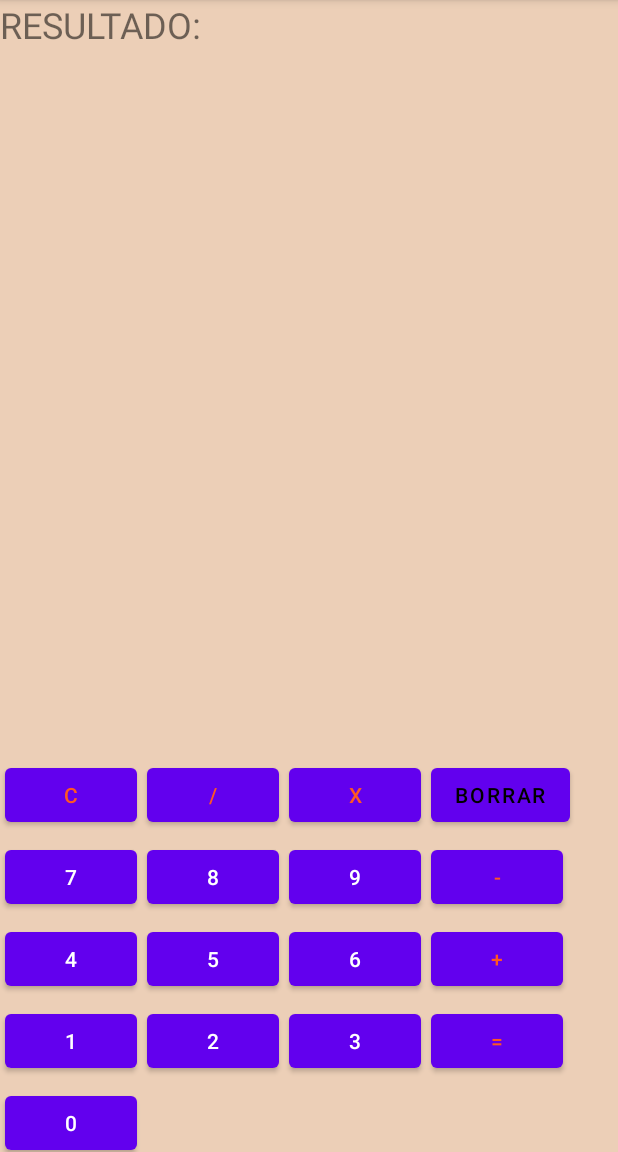
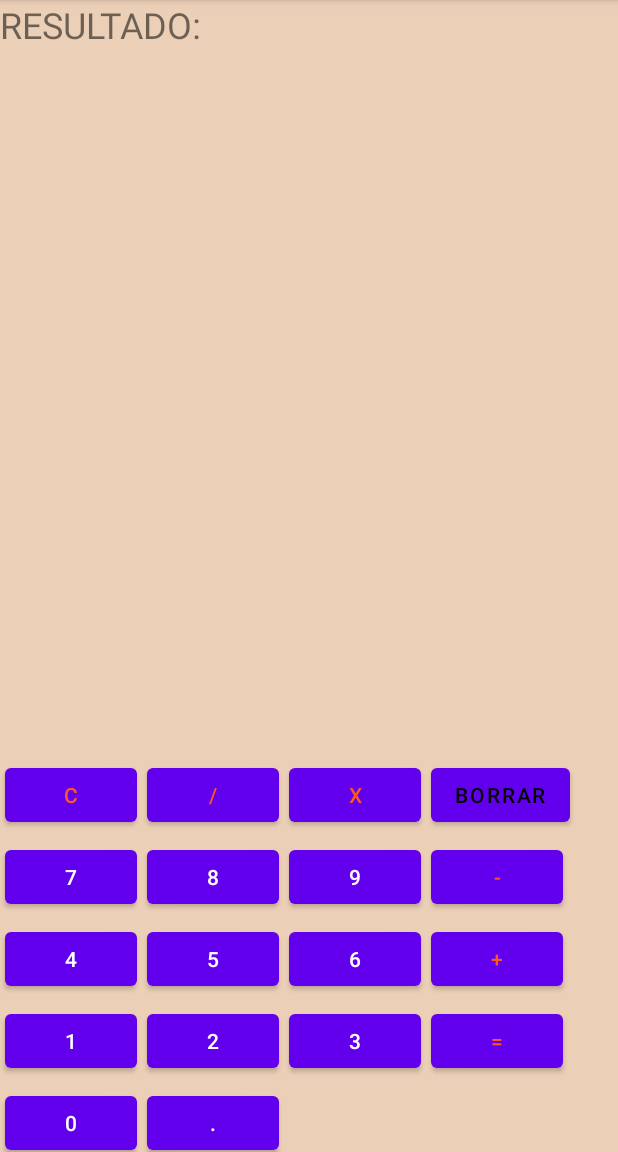
Before and after one commit to RicardoC29/Calculadora1, an Android app: the screen it shows after launch (MainActivity), on a phone screen of 412 x 824 dp, the part 84-1236 px from its top. Run offline under Robolectric (Android 15) with nearby library versions, the phone set to English and light mode, and no system bars.

Commit message:
Función

```diff
--- a/app/src/main/java/com/example/calculadora/MainActivity.java
+++ b/app/src/main/java/com/example/calculadora/MainActivity.java
@@ -11,9 +11,9 @@ import android.widget.TextView;
 public class MainActivity extends AppCompatActivity {
 
     Button btnC,btnM,btnD,btnS,btnR,btnI,btnB,btnUno,btnDos,btnCero,btnTres,btnCuatro,btnCinco,btnSeis,
-    btnSiete,btnOcho,btnNueve;
+    btnSiete,btnOcho,btnNueve,btnP;
     TextView respuesta;
-    Integer resul;
+    Double resul;
     String operacion, show, guarda;
 
     @Override
@@ -22,6 +22,7 @@ public class MainActivity extends AppCompatActivity {
         setContentView(R.layout.activity_main);
 
         btnC = (Button) findViewById(R.id.botonCleaner);
+        btnP = (Button) findViewById(R.id.botonPunto);
         btnM = (Button) findViewById(R.id.botonMulti);
         btnD = (Button) findViewById(R.id.botonDividir);
         btnS = (Button) findViewById(R.id.botonSuma);
@@ -186,6 +187,21 @@ public class MainActivity extends AppCompatActivity {
                 respuesta.setText("");
             }
         });
+        btnS.setOnClickListener(new View.OnClickListener(){
+            @Override
+            public void onClick(View v){
+                guarda = respuesta.getText().toString();
+                operacion = "+";
+                respuesta.setText("");
+            }
+        });
+        btnP.setOnClickListener(new View.OnClickListener(){
+            public void onClick(View v){
+                show = respuesta.getText().toString();
+                show = show + ".";
+                respuesta.setText(show);
+            }
+        });
 
         btnI.setOnClickListener(new View.OnClickListener() {
             @Override
@@ -195,19 +211,19 @@ public class MainActivity extends AppCompatActivity {
 
                 switch (operacion){
                     case "*":
-                        resul = Integer.parseInt(guarda) * Integer.parseInt(respuesta.getText().toString());
+                        resul = Double.parseDouble(guarda) * Double.parseDouble(respuesta.getText().toString());
                         respuesta.setText(String.valueOf(resul));
                         break;
                     case "/":
-                        resul = Integer.parseInt(guarda) / Integer.parseInt(respuesta.getText().toString());
+                        resul = Double.parseDouble(guarda) / Double.parseDouble(respuesta.getText().toString());
                         respuesta.setText(String.valueOf(resul));
                         break;
                     case "-":
-                        resul = Integer.parseInt(guarda) - Integer.parseInt(respuesta.getText().toString());
+                        resul = Double.parseDouble(guarda) - Double.parseDouble(respuesta.getText().toString());
                         respuesta.setText(String.valueOf(resul));
                         break;
                     case "+" :
-                        resul = Integer.parseInt(guarda) + Integer.parseInt(respuesta.getText().toString());
+                        resul = Double.parseDouble(guarda) + Double.parseDouble(respuesta.getText().toString());
                         respuesta.setText(String.valueOf(resul));
                         break;
 
--- a/app/src/main/res/layout/activity_main.xml
+++ b/app/src/main/res/layout/activity_main.xml
@@ -170,6 +170,13 @@
                 android:layout_margin="3dp"
                 android:text="0" />
 
+            <Button
+                android:id="@+id/botonPunto"
+                android:layout_width="wrap_content"
+                android:layout_height="wrap_content"
+                android:layout_margin="3dp"
+                android:text="." />
+
         </androidx.gridlayout.widget.GridLayout>
     </RelativeLayout>
 </androidx.constraintlayout.widget.ConstraintLayout>
```
